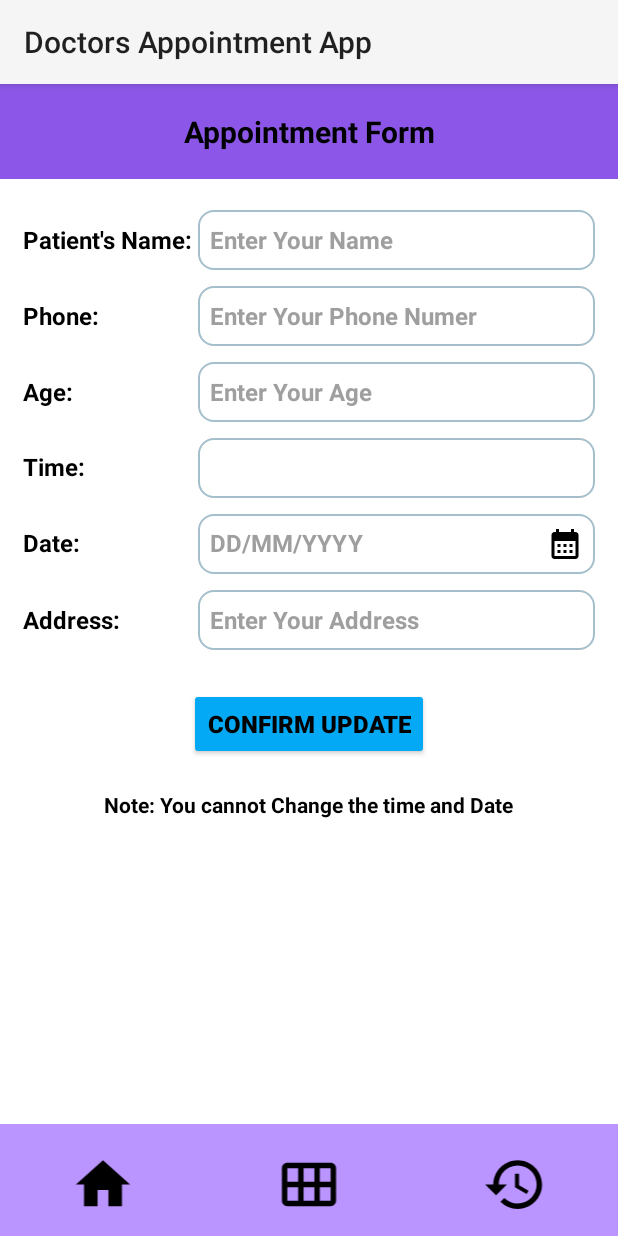
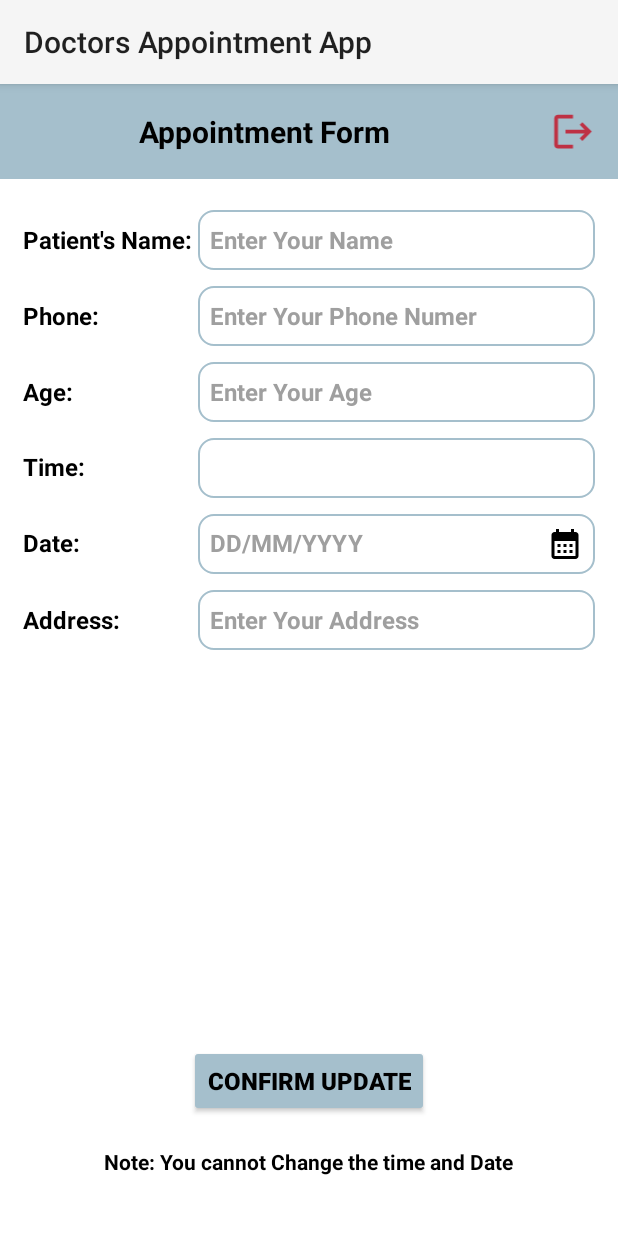
Before and after one commit to WRATHexe/DoctorsAppointmentApp, an Android app: the UpdateFrom screen opened directly, with no data from a screen before it, on a phone screen of 412 x 824 dp. Run offline under Robolectric (Android 15) with nearby library versions, the light colour scheme and no system bars; our stand-ins replace Firebase (no records; nobody signed in at launch, a user with empty details on screens opened directly); 10 statements that could not run were skipped.

Commit message:
designed update_form

```diff
--- a/app/src/main/res/layout/activity_update_from.xml
+++ b/app/src/main/res/layout/activity_update_from.xml
@@ -12,19 +12,32 @@
         android:layout_width="match_parent"
         android:layout_height="wrap_content"
         android:orientation="horizontal"
-        android:background="#8C57E8"
+        android:background="@color/theme"
         android:layout_marginBottom="15dp">
 
         <TextView
             android:id="@+id/appointment"
-            android:layout_width="match_parent"
+            android:layout_width="0dp"
             android:layout_height="wrap_content"
+            android:layout_weight="1"
             android:text="Appointment Form"
             android:gravity="center"
             android:textSize="20sp"
             android:textColor="@color/black"
             android:textStyle="bold"
             android:padding="18dp"/>
+        <ImageView
+            android:id="@+id/logout"
+            android:layout_width="40dp"
+            android:layout_height="30dp"
+            android:layout_gravity="center"
+            android:layout_margin="10dp"
+            android:layout_marginStart="10dp"
+            android:layout_marginTop="10dp"
+            android:layout_marginEnd="10dp"
+            android:layout_marginBottom="10dp"
+            android:src="@drawable/baseline_logout_24" />
+
     </LinearLayout>
 
 
@@ -158,9 +171,8 @@
                 android:background="@drawable/custom_edit_text2"
                 android:drawablePadding="8dp"
                 android:padding="8dp"
-                android:text=""
+                android:text="Item 1"
                 android:textColor="@color/black"
-                android:textStyle="bold"
                 android:textSize="16sp"
                 android:inputType="time"
                 android:layout_weight="1">
@@ -231,13 +243,24 @@
         </TableRow>
     </TableLayout>
 
+    <LinearLayout
+        android:layout_width="match_parent"
+        android:layout_height="wrap_content"
+        android:layout_margin="10dp"
+        android:gravity="center"
+        android:orientation="vertical">
+    <View
+        android:layout_width="wrap_content"
+        android:layout_height="0dp"
+        android:layout_weight="1" />
+
     <Button
         android:id="@+id/update"
         android:layout_width="wrap_content"
         android:layout_height="wrap_content"
         android:layout_below="@id/form"
         android:layout_centerHorizontal="true"
-        android:backgroundTint="#03A9F4"
+        android:backgroundTint="@color/theme"
         android:text="Confirm Update"
         android:textColor="@color/black"
         android:textSize="16sp"
@@ -251,51 +274,9 @@
         android:textColor="@color/black"
         android:textSize="14dp"
         android:layout_marginTop="20dp"
+        android:layout_marginBottom="30dp"
         android:layout_centerHorizontal="true"></TextView>
-
-    <LinearLayout
-        android:layout_width="match_parent"
-        android:layout_height="wrap_content"
-        android:layout_alignParentBottom="true"
-        android:layout_marginBottom="-6dp"
-        android:background="#BA94FF"
-        android:gravity="center"
-        android:orientation="horizontal">
-
-        <ImageView
-            android:id="@+id/home"
-            android:layout_width="0dp"
-            android:layout_height="50dp"
-            android:layout_margin="15dp"
-            android:layout_weight="1"
-            android:padding="3dp"
-            android:src="@drawable/baseline_home_24"
-            android:textColor="@color/black"
-            android:textStyle="bold" />
-
-        <ImageView
-            android:id="@+id/appointmentBtn"
-            android:layout_width="0dp"
-            android:layout_height="50dp"
-
-            android:layout_margin="15dp"
-            android:layout_weight="1"
-            android:padding="3dp"
-            android:src="@drawable/baseline_form_view_24"
-            android:textColor="@color/black"
-            android:textStyle="bold" />
-
-        <ImageView
-            android:id="@+id/history"
-            android:layout_width="0dp"
-            android:layout_height="50dp"
-            android:layout_margin="15dp"
-            android:layout_weight="1"
-            android:padding="3dp"
-            android:src="@drawable/baseline_history_24"
-            android:textColor="@color/black"
-            android:textStyle="bold" />
-
     </LinearLayout>
 
+
 </RelativeLayout>
```
